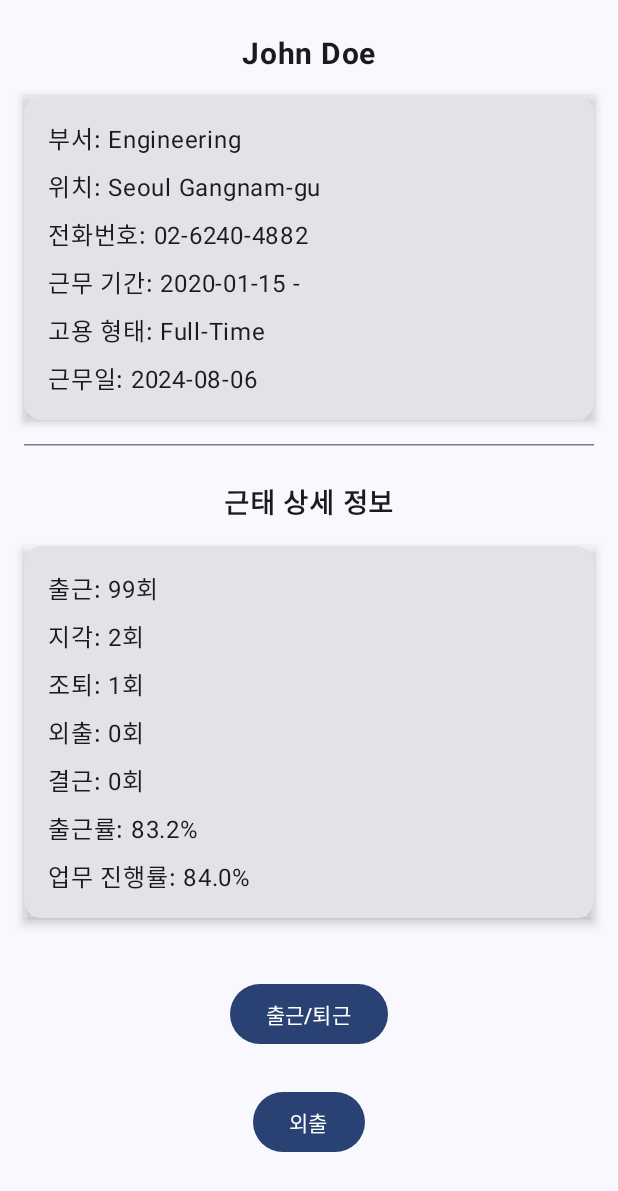
After one commit to kdt-teamtrack/teamtrack, an Android app built with Jetpack Compose: the AttendanceScreen screen opened through its navigation route, on a phone screen of 412 x 824 dp. The commit adds this screen. Shown: the top 1191 px of the screen. Run offline under Robolectric (Android 15) with nearby library versions, the phone set to English and light mode, and no system bars.

Commit message:
근태관리 스크린 추가

```diff
--- /dev/null
+++ b/app/src/main/java/com/teamtrack/teamtrack/attendance/AttendanceModel.kt
@@ -0,0 +1,19 @@
+package com.teamtrack.teamtrack.attendance
+
+data class AttendanceModel(
+    val employeeName: String,
+    val department: String,
+    val officeLocation: String,
+    val phoneNumber: String,
+    val employmentStartDate: String,
+    val employmentEndDate: String,
+    val employmentType: String,
+    val workDate: String,
+    val attendanceCount: Int,
+    val lateCount: Int,
+    val earlyLeaveCount: Int,
+    val outCount: Int,
+    val absenceCount: Int,
+    val attendanceRate: Double,
+    val workProgressRate: Double
+)
--- /dev/null
+++ b/app/src/main/java/com/teamtrack/teamtrack/attendance/AttendanceScreen.kt
@@ -0,0 +1,122 @@
+package com.teamtrack.teamtrack.attendance
+
+import androidx.compose.foundation.layout.*
+import androidx.compose.foundation.lazy.LazyColumn
+import androidx.compose.material3.Button
+import androidx.compose.material3.Card
+import androidx.compose.material3.Divider
+import androidx.compose.material3.HorizontalDivider
+import androidx.compose.material3.Text
+import androidx.compose.runtime.Composable
+import androidx.compose.ui.Alignment
+import androidx.compose.ui.Modifier
+import androidx.compose.ui.draw.shadow
+import androidx.compose.ui.text.font.FontWeight
+import androidx.compose.ui.unit.dp
+import androidx.compose.ui.unit.sp
+import androidx.lifecycle.viewmodel.compose.viewModel
+import androidx.navigation.NavController
+import androidx.navigation.compose.rememberNavController
+
+@Composable
+fun AttendanceScreen(navController: NavController, viewModel: AttendanceViewModel = viewModel()) {
+    val attendance = viewModel.attendance.value ?: return
+
+    LazyColumn(
+        modifier = Modifier
+            .fillMaxSize()
+            .padding(16.dp),
+        verticalArrangement = Arrangement.spacedBy(8.dp),
+        horizontalAlignment = Alignment.CenterHorizontally
+    ) {
+        item {
+            Text(
+                text = attendance.employeeName,
+                fontSize = 20.sp,
+                fontWeight = FontWeight.Bold,
+                modifier = Modifier.padding(8.dp)
+            )
+        }
+
+        item {
+            Card(
+                modifier = Modifier
+                    .fillMaxWidth()
+                    .shadow(4.dp),
+            ) {
+                Column(modifier = Modifier.padding(16.dp)) {
+                    Text(text = "부서: ${attendance.department}", fontSize = 16.sp)
+                    Spacer(modifier = Modifier.height(8.dp))
+                    Text(text = "위치: ${attendance.officeLocation}", fontSize = 16.sp)
+                    Spacer(modifier = Modifier.height(8.dp))
+                    Text(text = "전화번호: ${attendance.phoneNumber}", fontSize = 16.sp)
+                    Spacer(modifier = Modifier.height(8.dp))
+                    Text(text = "근무 기간: ${attendance.employmentStartDate} - ${attendance.employmentEndDate}", fontSize = 16.sp)
+                    Spacer(modifier = Modifier.height(8.dp))
+                    Text(text = "고용 형태: ${attendance.employmentType}", fontSize = 16.sp)
+                    Spacer(modifier = Modifier.height(8.dp))
+                    Text(text = "근무일: ${attendance.workDate}", fontSize = 16.sp)
+                }
+            }
+        }
+
+        item {
+            HorizontalDivider(modifier = Modifier.padding(vertical = 8.dp))
+        }
+
+        item {
+            Text(
+                text = "근태 상세 정보",
+                fontSize = 18.sp,
+                fontWeight = FontWeight.Bold,
+                modifier = Modifier.padding(8.dp)
+            )
+        }
+
+        item {
+            Card(
+                modifier = Modifier
+                    .fillMaxWidth()
+                    .shadow(4.dp),
+            ) {
+                Column(modifier = Modifier.padding(16.dp)) {
+                    Text(text = "출근: ${attendance.attendanceCount}회", fontSize = 16.sp)
+                    Spacer(modifier = Modifier.height(8.dp))
+                    Text(text = "지각: ${attendance.lateCount}회", fontSize = 16.sp)
+                    Spacer(modifier = Modifier.height(8.dp))
+                    Text(text = "조퇴: ${attendance.earlyLeaveCount}회", fontSize = 16.sp)
+                    Spacer(modifier = Modifier.height(8.dp))
+                    Text(text = "외출: ${attendance.outCount}회", fontSize = 16.sp)
+                    Spacer(modifier = Modifier.height(8.dp))
+                    Text(text = "결근: ${attendance.absenceCount}회", fontSize = 16.sp)
+                    Spacer(modifier = Modifier.height(8.dp))
+                    Text(text = "출근률: ${attendance.attendanceRate}%", fontSize = 16.sp)
+                    Spacer(modifier = Modifier.height(8.dp))
+                    Text(text = "업무 진행률: ${attendance.workProgressRate}%", fontSize = 16.sp)
+                }
+            }
+        }
+
+        item {
+            Spacer(modifier = Modifier.height(16.dp))
+        }
+
+        item {
+            Button(
+                onClick = { navController.navigate("qrScreen") }, // QR 스캔 화면으로 이동
+                modifier = Modifier.padding(8.dp)
+            ) {
+                Text("출근/퇴근")
+            }
+        }
+
+        item {
+            Button(
+                onClick = { /* 외출 버튼 로직 */ },
+                modifier = Modifier.padding(8.dp)
+            ) {
+                Text("외출")
+            }
+        }
+    }
+}
--- /dev/null
+++ b/app/src/main/java/com/teamtrack/teamtrack/attendance/AttendanceViewModel.kt
@@ -0,0 +1,31 @@
+package com.teamtrack.teamtrack.attendance
+
+import androidx.lifecycle.LiveData
+import androidx.lifecycle.MutableLiveData
+import androidx.lifecycle.ViewModel
+
+class AttendanceViewModel : ViewModel() {
+    private val _attendance = MutableLiveData<AttendanceModel>()
+    val attendance: LiveData<AttendanceModel> get() = _attendance
+
+    init {
+        // 임시 데이터 초기화
+        _attendance.value = AttendanceModel(
+            employeeName = "John Doe",
+            department = "Engineering",
+            officeLocation = "Seoul Gangnam-gu",
+            phoneNumber = "02-6240-4882",
+            employmentStartDate = "2020-01-15",
+            employmentEndDate = "",
+            employmentType = "Full-Time",
+            workDate = "2024-08-06",
+            attendanceCount = 99,
+            lateCount = 2,
+            earlyLeaveCount = 1,
+            outCount = 0,
+            absenceCount = 0,
+            attendanceRate = 83.2,
+            workProgressRate = 84.0
+        )
+    }
+}
```
Also changed, not shown: app/build.gradle.kts (+11 -0 lines), app/src/main/java/com/teamtrack/teamtrack/MainActivity.kt (+12 -43 lines), app/src/main/java/com/teamtrack/teamtrack/attendance/ImageAnalysis.Analyzer.kt (added, +111 -0 lines), app/src/main/java/com/teamtrack/teamtrack/attendance/QRScreen.kt (added, +111 -0 lines), app/src/main/java/com/teamtrack/teamtrack/attendance/ResultScreen.kt (added, +28 -0 lines).
